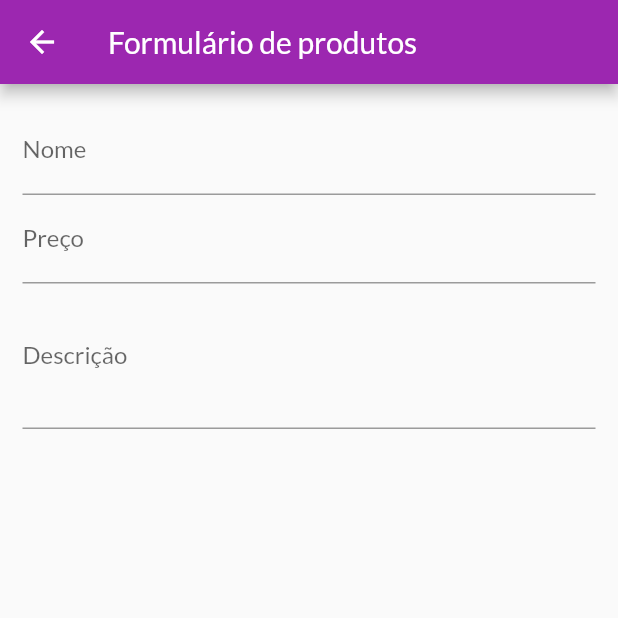
After one commit to Okamael/shop, a Flutter app: the ProductFormPage screen opened by its route, on a phone screen of 412 x 824 dp, the top half of it. The commit adds this screen. Run offline on Flutter 3.47's test engine with Material 2 defaults, Android fonts, the phone set to English and light mode, and no system bars; missing offline and left inert: dart:ffi; network calls fail.

Commit message:
inclusão de formulario.

```diff
--- a/lib/models/product_list.dart
+++ b/lib/models/product_list.dart
@@ -14,6 +14,10 @@ class ProductList with ChangeNotifier {
   void addProduct(Product product) {
     _items.add(product);
     notifyListeners();
+  }
+
+  int get itemsCount {
+    return _items.length;
   }
 }
 
--- /dev/null
+++ b/lib/pages/product_form_page.dart
@@ -0,0 +1,62 @@
+import 'package:flutter/material.dart';
+
+class ProductFormPage extends StatefulWidget {
+  const ProductFormPage({super.key});
+
+  @override
+  State<ProductFormPage> createState() => _ProductFormPageState();
+}
+
+class _ProductFormPageState extends State<ProductFormPage> {
+  final _priceFocous = FocusNode();
+  final _descriptionFocous = FocusNode();
+
+  @override
+  void dispose() {
+    super.dispose();
+    _priceFocous.dispose();
+    _descriptionFocous.dispose();
+  }
+
+  @override
+  Widget build(BuildContext context) {
+    return Scaffold(
+      appBar: AppBar(
+        title: Text('Formulário de produtos'),
+      ),
+      body: Padding(
+        padding: const EdgeInsets.all(15.0),
+        child: Form(
+            child: ListView(
+          children: [
+            TextFormField(
+              decoration: InputDecoration(labelText: 'Nome'),
+              textInputAction: TextInputAction.next,
+              onFieldSubmitted: (value) {
+                FocusScope.of(context).requestFocus(_priceFocous);
+              },
+            ),
+            TextFormField(
+              decoration: InputDecoration(labelText: 'Preço'),
+              textInputAction: TextInputAction.next,
+              focusNode: _priceFocous,
+              keyboardType: TextInputType.numberWithOptions(
+                decimal: true,
+              ),
+              onFieldSubmitted: (value) {
+                FocusScope.of(context).requestFocus(_descriptionFocous);
+              },
+            ),
+            TextFormField(
+              decoration: InputDecoration(labelText: 'Descrição'),
+              textInputAction: TextInputAction.next,
+              keyboardType: TextInputType.multiline,
+              maxLines: 3,
+              focusNode: _descriptionFocous,
+            ),
+          ],
+        )),
+      ),
+    );
+  }
+}
--- a/lib/utils/app_routes.dart
+++ b/lib/utils/app_routes.dart
@@ -3,4 +3,6 @@ class AppRoutes {
   static const PRODUCT_DETAIL = '/product-detail';
   static const CART = '/cart';
   static const ORDERS = '/orders';
+  static const PRODUCTS = '/products';
+  static const PRODUCT_FORM = '/product_form';
 }
```
Also changed, not shown: lib/components/app_drawer.dart (+8 -0 lines), lib/components/cart_item.dart (+28 -5 lines), lib/components/product_item.dart (added, +38 -0 lines), lib/main.dart (+7 -3 lines), lib/pages/products_page.dart (added, +40 -0 lines).
